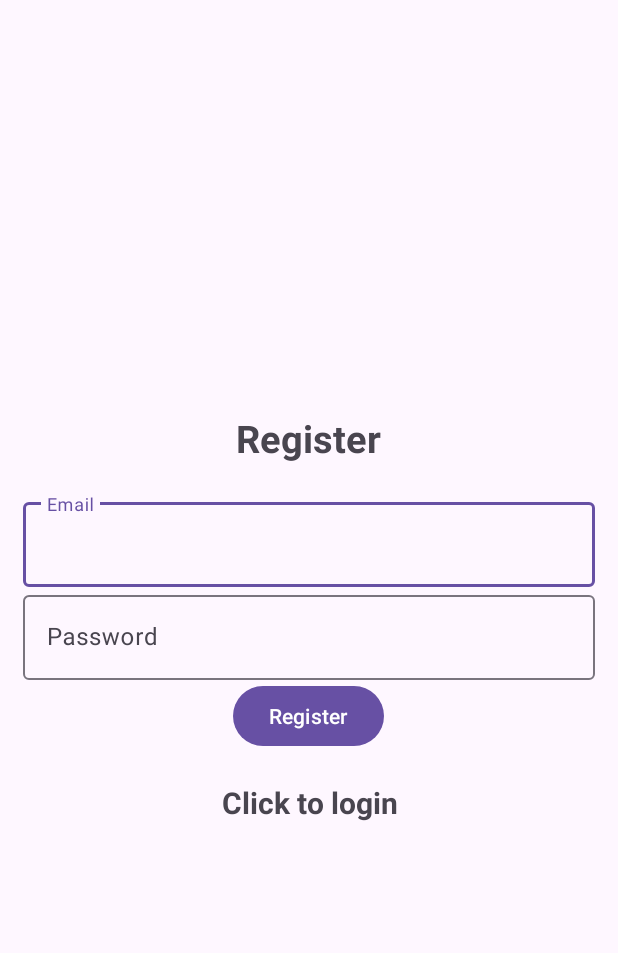
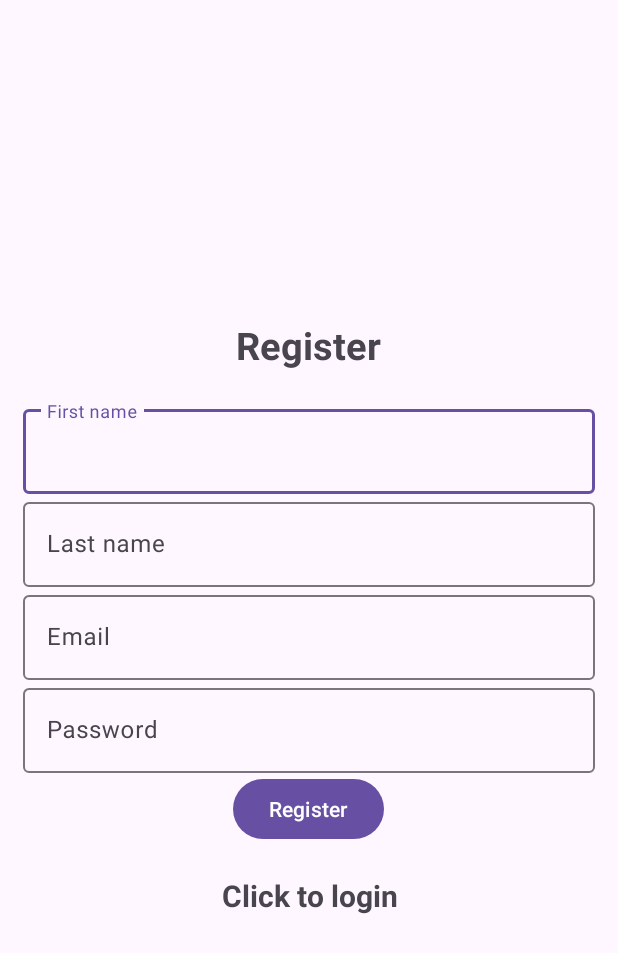
Before and after one commit to malexandra13/Licenta, an Android app: the screen it shows after launch (Register), after a tap on "Click to register", on a phone screen of 412 x 824 dp. Shown: the top 953 px of the screen. Run offline under Robolectric (Android 15) with nearby library versions, the phone set to English and light mode, and no system bars; our stand-ins replace Firebase (no records; nobody signed in at launch, a user with empty details on screens opened directly); 1 other tap on this screen came first.

Commit message:
add firstname/lastname

```diff
--- a/app/src/main/res/layout/register.xml
+++ b/app/src/main/res/layout/register.xml
@@ -9,7 +9,6 @@
     android:padding="15dp"
     tools:context=".Register">
 
-
     <TextView
         android:layout_width="wrap_content"
         android:layout_height="wrap_content"
@@ -18,6 +17,26 @@
         android:text="@string/register"
         android:textSize="25sp"
         android:textStyle="bold" />
+
+    <com.google.android.material.textfield.TextInputLayout
+        android:layout_width="match_parent"
+        android:layout_height="wrap_content">
+        <com.google.android.material.textfield.TextInputEditText
+            android:id="@+id/firstName"
+            android:hint="@string/firstName"
+            android:layout_width="match_parent"
+            android:layout_height="wrap_content"/>
+    </com.google.android.material.textfield.TextInputLayout>
+
+    <com.google.android.material.textfield.TextInputLayout
+        android:layout_width="match_parent"
+        android:layout_height="wrap_content">
+        <com.google.android.material.textfield.TextInputEditText
+            android:id="@+id/lastName"
+            android:hint="@string/lastName"
+            android:layout_width="match_parent"
+            android:layout_height="wrap_content"/>
+    </com.google.android.material.textfield.TextInputLayout>
 
     <com.google.android.material.textfield.TextInputLayout
         android:layout_width="match_parent"
@@ -48,9 +67,9 @@
 
     <Button
         android:id="@+id/registerButton"
-        android:text="@string/register"
         android:layout_width="wrap_content"
-        android:layout_height="wrap_content"/>
+        android:layout_height="wrap_content"
+        android:text="@string/register" />
 
     <TextView
         android:id="@+id/loginNow"
--- a/app/src/main/res/values/strings.xml
+++ b/app/src/main/res/values/strings.xml
@@ -5,4 +5,7 @@
     <string name="password">Password</string>
     <string name="register">Register</string>
     <string name="logout">Logout</string>
+    <string name="firstName">First name</string>
+    <string name="lastName">Last name</string>
+    <string name="greetingText">Hello,</string>
 </resources>
```
Also changed, not shown: app/src/main/java/com/example/licenta/MainActivity.java (+11 -2 lines), app/src/main/java/com/example/licenta/Register.java (+30 -1 lines), app/src/main/res/layout/activity_main.xml (+7 -4 lines).
